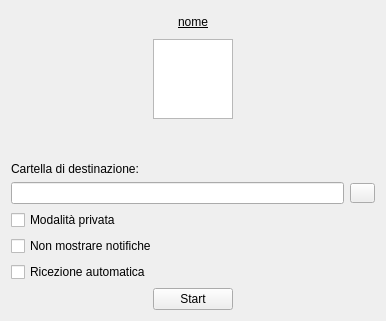
Qt form UserInterface/startui.ui (Claudiaf26/Network_sharing) before a commit.
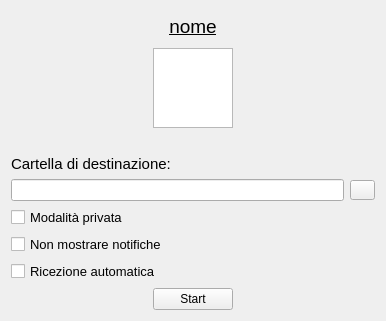
The same form after that commit.

Patch:
```diff
--- a/UserInterface/startui.ui
+++ b/UserInterface/startui.ui
@@ -24,6 +24,7 @@
      </property>
      <property name="font">
       <font>
+       <pointsize>14</pointsize>
        <underline>true</underline>
       </font>
      </property>
@@ -77,6 +78,11 @@
     <layout class="QVBoxLayout" name="verticalLayout">
      <item>
       <widget class="QLabel" name="folderLabel">
+       <property name="font">
+        <font>
+         <pointsize>11</pointsize>
+        </font>
+       </property>
        <property name="text">
         <string>Cartella di destinazione:</string>
        </property>
@@ -125,6 +131,11 @@
    </item>
    <item>
     <widget class="QCheckBox" name="privateBox">
+     <property name="font">
+      <font>
+       <pointsize>10</pointsize>
+      </font>
+     </property>
      <property name="text">
       <string>Modalità privata</string>
      </property>
@@ -132,6 +143,11 @@
    </item>
    <item>
     <widget class="QCheckBox" name="notificationBox">
+     <property name="font">
+      <font>
+       <pointsize>10</pointsize>
+      </font>
+     </property>
      <property name="text">
       <string>Non mostrare notifiche</string>
      </property>
@@ -139,6 +155,11 @@
    </item>
    <item>
     <widget class="QCheckBox" name="automaticBox">
+     <property name="font">
+      <font>
+       <pointsize>10</pointsize>
+      </font>
+     </property>
      <property name="text">
       <string>Ricezione automatica</string>
      </property>
```
Left out of the diff: 2 changed lines with no effect on the pictures.
